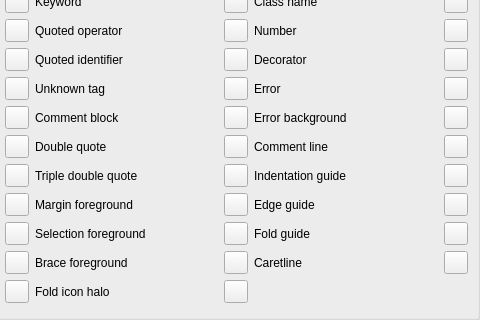
qgis/QGIS, file src/ui/qgscodeditorsettings.ui: the form before one commit; both pictures show x 197 to 677 and y 507 to 827 of the 677 by 827 pixel window.
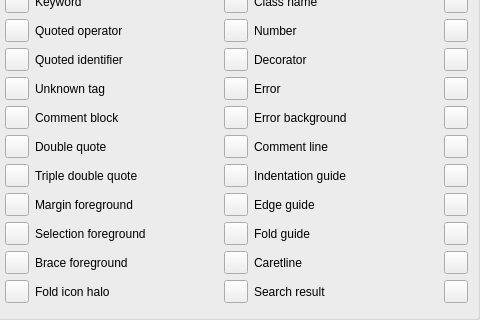
The form after the commit. Custom widgets are drawn as their Qt base class.

Commit message: Add code editor color scheme option for search match highlight color

What changed in the file:
```diff
--- a/src/ui/qgscodeditorsettings.ui
+++ b/src/ui/qgscodeditorsettings.ui
@@ -244,8 +244,8 @@
         <rect>
          <x>0</x>
          <y>0</y>
-         <width>663</width>
-         <height>549</height>
+         <width>677</width>
+         <height>531</height>
         </rect>
        </property>
        <layout class="QGridLayout" name="gridLayout">
@@ -825,6 +825,20 @@
              </property>
             </widget>
            </item>
+           <item row="12" column="5">
+            <widget class="QgsColorButton" name="mColorSearchResult">
+             <property name="text">
+              <string/>
+             </property>
+            </widget>
+           </item>
+           <item row="12" column="4">
+            <widget class="QLabel" name="label_35">
+             <property name="text">
+              <string>Search result</string>
+             </property>
+            </widget>
+           </item>
           </layout>
          </widget>
         </item>
```
The commit also changes 11 other files.
